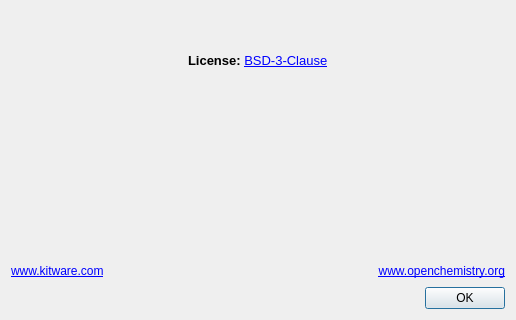
Qt form molequeue/ui/aboutdialog.ui (OpenChemistry/molequeue) before a commit; both pictures show x 0 to 516 and y 228 to 548 of the 516 by 548 pixel window.
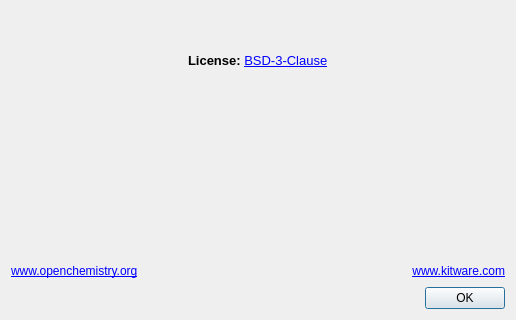
The same form after that commit. Icons and pictures are not drawn.

Commit message: Correct about dialog URL order

What changed in the file:
```diff
--- a/molequeue/ui/aboutdialog.ui
+++ b/molequeue/ui/aboutdialog.ui
@@ -211,7 +211,7 @@
      <item>
       <widget class="QLabel" name="label_3">
        <property name="text">
-        <string>&lt;html&gt;&lt;head/&gt;&lt;body&gt;&lt;p&gt;&lt;a href=&quot;http://www.kitware.com&quot;&gt;&lt;span style=&quot; text-decoration: underline; color:#0000ff;&quot;&gt;www.kitware.com&lt;/span&gt;&lt;/a&gt;&lt;/p&gt;&lt;/body&gt;&lt;/html&gt;</string>
+        <string>&lt;html&gt;&lt;head/&gt;&lt;body&gt;&lt;p&gt;&lt;a href=&quot;http://www.openchemistry.org&quot;&gt;&lt;span style=&quot; text-decoration: underline; color:#0000ff;&quot;&gt;www.openchemistry.org&lt;/span&gt;&lt;/a&gt;&lt;/p&gt;&lt;/body&gt;&lt;/html&gt;</string>
        </property>
        <property name="openExternalLinks">
         <bool>true</bool>
@@ -234,7 +234,7 @@
      <item>
       <widget class="QLabel" name="label_2">
        <property name="text">
-        <string>&lt;html&gt;&lt;head/&gt;&lt;body&gt;&lt;p&gt;&lt;a href=&quot;http://www.openchemistry.org&quot;&gt;&lt;span style=&quot; text-decoration: underline; color:#0000ff;&quot;&gt;www.openchemistry.org&lt;/span&gt;&lt;/a&gt;&lt;/p&gt;&lt;/body&gt;&lt;/html&gt;</string>
+         <string>&lt;html&gt;&lt;head/&gt;&lt;body&gt;&lt;p&gt;&lt;a href=&quot;http://www.kitware.com&quot;&gt;&lt;span style=&quot; text-decoration: underline; color:#0000ff;&quot;&gt;www.kitware.com&lt;/span&gt;&lt;/a&gt;&lt;/p&gt;&lt;/body&gt;&lt;/html&gt;</string>
        </property>
        <property name="textFormat">
         <enum>Qt::RichText</enum>
```
